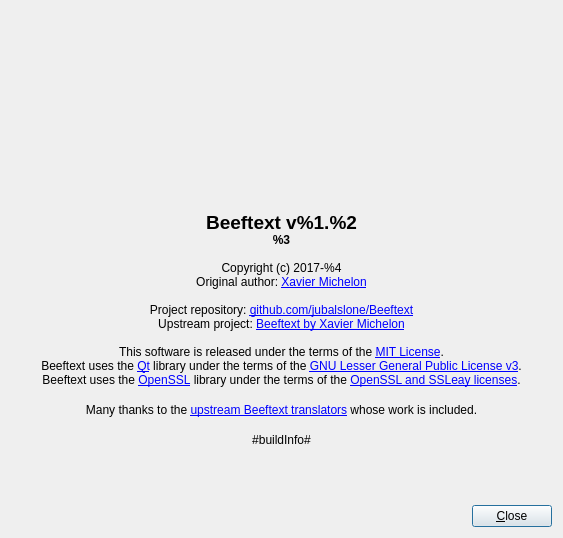
The window that Beeftext/Dialogs/AboutDialog.ui (jubalslone/Beeftext) describes before a commit, drawn with Qt 5.
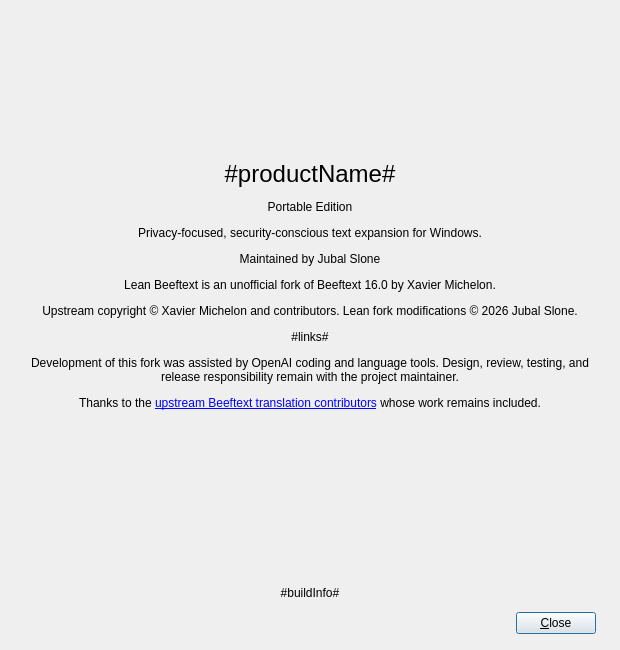
The same window after the commit. Icons and pictures are not drawn.

Commit message: Finish Lean Beeftext 1.0 product branding

Patch:
```diff
--- a/Beeftext/Dialogs/AboutDialog.ui
+++ b/Beeftext/Dialogs/AboutDialog.ui
@@ -3,83 +3,21 @@
  <class>AboutDialog</class>
  <widget class="QDialog" name="AboutDialog">
   <property name="geometry">
-   <rect>
-    <x>0</x>
-    <y>0</y>
-    <width>559</width>
-    <height>538</height>
-   </rect>
+   <rect><x>0</x><y>0</y><width>620</width><height>650</height></rect>
+  </property>
+  <property name="minimumSize">
+   <size><width>560</width><height>590</height></size>
   </property>
   <property name="windowTitle">
    <string>About</string>
   </property>
-  <layout class="QGridLayout" name="gridLayout">
-   <item row="1" column="0">
-    <spacer name="horizontalSpacer">
-     <property name="orientation">
-      <enum>Qt::Horizontal</enum>
-     </property>
-     <property name="sizeHint" stdset="0">
-      <size>
-       <width>237</width>
-       <height>10</height>
-      </size>
-     </property>
-    </spacer>
-   </item>
-   <item row="6" column="0" colspan="3">
-    <widget class="QLabel" name="labelBuildInfo">
-     <property name="text">
-      <string notr="true">#buildInfo#</string>
-     </property>
-     <property name="alignment">
-      <set>Qt::AlignCenter</set>
-     </property>
-    </widget>
-   </item>
-   <item row="3" column="0" colspan="3">
-    <spacer name="verticalSpacer_2">
-     <property name="orientation">
-      <enum>Qt::Vertical</enum>
-     </property>
-     <property name="sizeType">
-      <enum>QSizePolicy::Fixed</enum>
-     </property>
-     <property name="sizeHint" stdset="0">
-      <size>
-       <width>20</width>
-       <height>10</height>
-      </size>
-     </property>
-    </spacer>
-   </item>
-   <item row="1" column="2">
-    <spacer name="horizontalSpacer_2">
-     <property name="orientation">
-      <enum>Qt::Horizontal</enum>
-     </property>
-     <property name="sizeHint" stdset="0">
-      <size>
-       <width>237</width>
-       <height>10</height>
-      </size>
-     </property>
-    </spacer>
-   </item>
-   <item row="0" column="0" colspan="3">
-    <spacer name="verticalSpacer">
-     <property name="orientation">
-      <enum>Qt::Vertical</enum>
-     </property>
-     <property name="sizeHint" stdset="0">
-      <size>
-       <width>541</width>
-       <height>9</height>
-      </size>
-     </property>
-    </spacer>
-   </item>
-   <item row="1" column="1">
+  <layout class="QVBoxLayout" name="verticalLayout">
+   <property name="spacing"><number>12</number></property>
+   <property name="leftMargin"><number>24</number></property>
+   <property name="topMargin"><number>20</number></property>
+   <property name="rightMargin"><number>24</number></property>
+   <property name="bottomMargin"><number>16</number></property>
+   <item alignment="Qt::AlignHCenter">
     <widget class="QLabel" name="labelLogo">
      <property name="minimumSize">
       <size>
@@ -104,90 +42,88 @@
      </property>
     </widget>
    </item>
-   <item row="9" column="0" colspan="3">
-    <layout class="QHBoxLayout" name="horizontalLayout_2">
-     <item>
-      <spacer name="horizontalSpacer_3">
-       <property name="orientation">
-        <enum>Qt::Horizontal</enum>
-       </property>
-       <property name="sizeHint" stdset="0">
-        <size>
-         <width>40</width>
-         <height>10</height>
-        </size>
-       </property>
-      </spacer>
-     </item>
-     <item>
-      <widget class="QPushButton" name="buttonClose">
-       <property name="text">
-        <string>&amp;Close</string>
-       </property>
-      </widget>
-     </item>
-    </layout>
+   <item>
+    <widget class="QLabel" name="labelProductName">
+     <property name="font"><font><pointsize>18</pointsize><weight>700</weight><bold>true</bold></font></property>
+     <property name="text"><string notr="true">#productName#</string></property>
+     <property name="alignment"><set>Qt::AlignCenter</set></property>
+    </widget>
    </item>
-   <item row="2" column="0" colspan="3">
-    <widget class="QLabel" name="labelText">
-     <property name="text">
-      <string>&lt;html&gt;&lt;head/&gt;&lt;body&gt;&lt;p align=&quot;center&quot;&gt;&lt;br/&gt;&lt;span style=&quot; font-size:14pt; font-weight:600;&quot;&gt;Beeftext v%1.%2&lt;br/&gt;&lt;/span&gt;&lt;span style=&quot; font-weight:600;&quot;&gt;%3&lt;/span&gt;&lt;br/&gt;&lt;br/&gt;Copyright (c) 2017-%4&lt;br/&gt;Original author: &lt;a href=&quot;https://x-mi.com&quot;&gt;Xavier Michelon&lt;/a&gt;&lt;br/&gt;&lt;br/&gt;Project repository: &lt;a href=&quot;https://github.com/jubalslone/Beeftext&quot;&gt;github.com/jubalslone/Beeftext&lt;/a&gt;&lt;br/&gt;Upstream project: &lt;a href=&quot;https://github.com/xmichelo/Beeftext&quot;&gt;Beeftext by Xavier Michelon&lt;/a&gt;&lt;br/&gt;&lt;br/&gt;This software is released under the terms of the &lt;a href=&quot;https://en.wikipedia.org/wiki/MIT_License&quot;&gt;MIT License&lt;/a&gt;.&lt;br/&gt;Beeftext uses the &lt;a href=&quot;https://www.qt.io/&quot;&gt;Qt&lt;/a&gt; library under the terms of the &lt;a href=&quot;https://www.gnu.org/licenses/lgpl-3.0.txt&quot;&gt;GNU Lesser General Public License v3&lt;/a&gt;.&lt;br/&gt;Beeftext uses the &lt;a href=&quot;https://www.openssl.org&quot;&gt;OpenSSL&lt;/a&gt; library under the terms of the &lt;a href=&quot;https://www.openssl.org/source/license.html&quot;&gt;OpenSSL and SSLeay licenses&lt;/a&gt;.&lt;/p&gt;&lt;/body&gt;&lt;/html&gt;</string>
-     </property>
-     <property name="alignment">
-      <set>Qt::AlignHCenter|Qt::AlignTop</set>
-     </property>
-     <property name="wordWrap">
-      <bool>true</bool>
-     </property>
-     <property name="openExternalLinks">
-      <bool>true</bool>
-     </property>
+   <item>
+    <widget class="QLabel" name="labelPortableEdition">
+     <property name="font"><font><weight>700</weight><bold>true</bold></font></property>
+     <property name="text"><string>Portable Edition</string></property>
+     <property name="alignment"><set>Qt::AlignCenter</set></property>
     </widget>
    </item>
-   <item row="4" column="0" colspan="3">
+   <item>
+    <widget class="QLabel" name="labelDescription">
+     <property name="text"><string>Privacy-focused, security-conscious text expansion for Windows.</string></property>
+     <property name="alignment"><set>Qt::AlignCenter</set></property>
+     <property name="wordWrap"><bool>true</bool></property>
+    </widget>
+   </item>
+   <item>
+    <widget class="QLabel" name="labelMaintainer">
+     <property name="text"><string>Maintained by Jubal Slone</string></property>
+     <property name="alignment"><set>Qt::AlignCenter</set></property>
+    </widget>
+   </item>
+   <item>
+    <widget class="QLabel" name="labelFork">
+     <property name="text"><string>Lean Beeftext is an unofficial fork of Beeftext 16.0 by Xavier Michelon.</string></property>
+     <property name="alignment"><set>Qt::AlignCenter</set></property>
+     <property name="wordWrap"><bool>true</bool></property>
+    </widget>
+   </item>
+   <item>
+    <widget class="QLabel" name="labelCopyright">
+     <property name="text"><string>Upstream copyright © Xavier Michelon and contributors. Lean fork modifications © 2026 Jubal Slone.</string></property>
+     <property name="alignment"><set>Qt::AlignCenter</set></property>
+     <property name="wordWrap"><bool>true</bool></property>
+    </widget>
+   </item>
+   <item>
+    <widget class="QLabel" name="labelLinks">
+     <property name="text"><string notr="true">#links#</string></property>
+     <property name="alignment"><set>Qt::AlignCenter</set></property>
+     <property name="openExternalLinks"><bool>true</bool></property>
+     <property name="wordWrap"><bool>true</bool></property>
+    </widget>
+   </item>
+   <item>
+    <widget class="QLabel" name="labelAiDevelopment">
+     <property name="text"><string>Development of this fork was assisted by OpenAI coding and language tools. Design, review, testing, and release responsibility remain with the project maintainer.</string></property>
+     <property name="alignment"><set>Qt::AlignCenter</set></property>
+     <property name="wordWrap"><bool>true</bool></property>
+    </widget>
+   </item>
+   <item>
     <widget class="QLabel" name="labelTranslators">
-     <property name="text">
-      <string>&lt;html&gt;&lt;head/&gt;&lt;body&gt;&lt;p&gt;Many thanks to the &lt;a href=&quot;https://github.com/xmichelo/Beeftext/wiki/User-provided-translations&quot;&gt;upstream Beeftext translators&lt;/a&gt; whose work is included.&lt;/p&gt;&lt;/body&gt;&lt;/html&gt;</string>
-     </property>
-     <property name="alignment">
-      <set>Qt::AlignCenter</set>
-     </property>
-     <property name="wordWrap">
-      <bool>true</bool>
-     </property>
-     <property name="openExternalLinks">
-      <bool>true</bool>
-     </property>
+     <property name="text"><string>&lt;html&gt;&lt;body&gt;&lt;p&gt;Thanks to the &lt;a href=&quot;https://github.com/xmichelo/Beeftext/wiki/User-provided-translations&quot;&gt;upstream Beeftext translation contributors&lt;/a&gt; whose work remains included.&lt;/p&gt;&lt;/body&gt;&lt;/html&gt;</string></property>
+     <property name="alignment"><set>Qt::AlignCenter</set></property>
+     <property name="openExternalLinks"><bool>true</bool></property>
+     <property name="wordWrap"><bool>true</bool></property>
     </widget>
    </item>
-   <item row="5" column="0" colspan="3">
-    <spacer name="verticalSpacer_4">
-     <property name="orientation">
-      <enum>Qt::Vertical</enum>
-     </property>
-     <property name="sizeType">
-      <enum>QSizePolicy::Fixed</enum>
-     </property>
-     <property name="sizeHint" stdset="0">
-      <size>
-       <width>20</width>
-       <height>10</height>
-      </size>
-     </property>
+   <item>
+    <spacer name="verticalSpacer">
+     <property name="orientation"><enum>Qt::Vertical</enum></property>
+     <property name="sizeHint" stdset="0"><size><width>20</width><height>8</height></size></property>
     </spacer>
    </item>
-   <item row="8" column="0" colspan="3">
-    <spacer name="verticalSpacer_3">
-     <property name="orientation">
-      <enum>Qt::Vertical</enum>
-     </property>
-     <property name="sizeHint" stdset="0">
-      <size>
-       <width>20</width>
-       <height>0</height>
-      </size>
-     </property>
-    </spacer>
+   <item>
+    <widget class="QLabel" name="labelBuildInfo">
+     <property name="text"><string notr="true">#buildInfo#</string></property>
+     <property name="alignment"><set>Qt::AlignCenter</set></property>
+     <property name="wordWrap"><bool>true</bool></property>
+    </widget>
+   </item>
+   <item>
+    <layout class="QHBoxLayout" name="buttonLayout">
+     <item><spacer name="horizontalSpacer"><property name="orientation"><enum>Qt::Horizontal</enum></property><property name="sizeHint" stdset="0"><size><width>40</width><height>20</height></size></property></spacer></item>
+     <item><widget class="QPushButton" name="buttonClose"><property name="text"><string>&amp;Close</string></property></widget></item>
+    </layout>
    </item>
   </layout>
  </widget>
```
Left out of the diff: 33 changed lines with no effect on the pictures. The commit also changes 37 other files.
